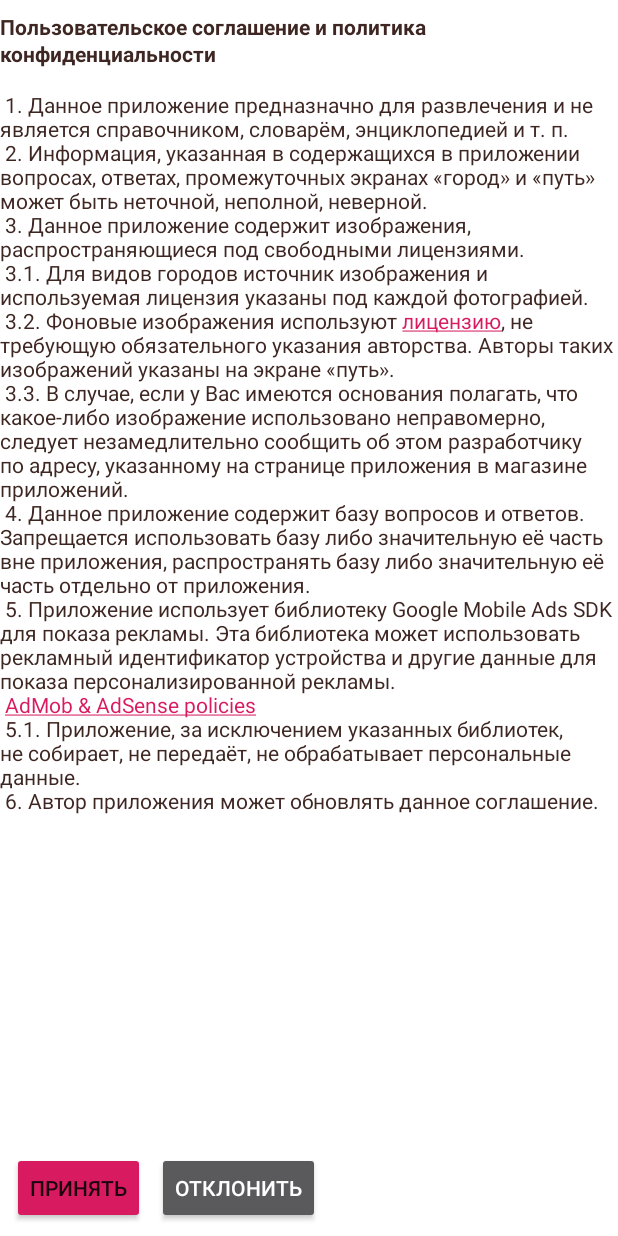
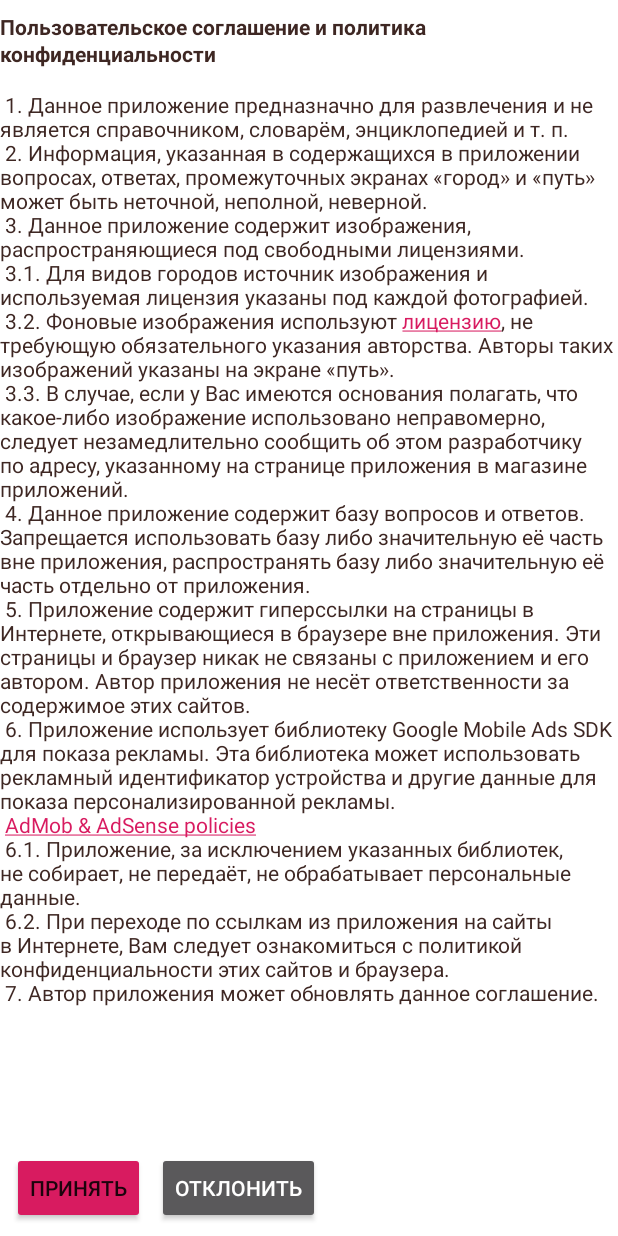
Before and after one commit to malkovvictor/erunda, an Android app: the fragment EulaDialog shown on its own in the app's theme, on a phone screen of 412 x 824 dp. Run offline under Robolectric (Android 15) with nearby library versions, the phone set to English and light mode, and no system bars; 2 statements that could not run were skipped.

Commit message:
legal info updated version number increased

```diff
--- a/app/build.gradle
+++ b/app/build.gradle
@@ -6,8 +6,8 @@ android {
         applicationId "ru.victormalkov.android.axolotl"
         minSdkVersion 21
         targetSdkVersion 26
-        versionCode 6
-        versionName "0.9"
+        versionCode 7
+        versionName "0.91"
         testInstrumentationRunner "android.support.test.runner.AndroidJUnitRunner"
     }
     buildTypes {
--- a/app/src/main/res/values/legal.xml
+++ b/app/src/main/res/values/legal.xml
@@ -8,9 +8,11 @@
 3.2. Фоновые изображения используют <a href="https://www.pexels.com/ru-ru/photo-license/">лицензию</a>, не требующую обязательного указания авторства. Авторы таких изображений указаны на экране «путь».\n
 3.3. В случае, если у Вас имеются основания полагать, что какое-либо изображение использовано неправомерно, следует незамедлительно сообщить об этом разработчику по адресу, указанному на странице приложения в магазине приложений.\n
 4. Данное приложение содержит базу вопросов и ответов. Запрещается использовать базу либо значительную её часть вне приложения, распространять базу либо значительную её часть отдельно от приложения.\n
-5. Приложение использует библиотеку Google Mobile Ads SDK для показа рекламы. Эта библиотека может использовать рекламный идентификатор устройства и другие данные для показа персонализированной рекламы.\n
+5. Приложение содержит гиперссылки на страницы в Интернете, открывающиеся в браузере вне приложения. Эти страницы и браузер никак не связаны с приложением и его автором. Автор приложения не несёт ответственности за содержимое этих сайтов.\n
+6. Приложение использует библиотеку Google Mobile Ads SDK для показа рекламы. Эта библиотека может использовать рекламный идентификатор устройства и другие данные для показа персонализированной рекламы.\n
 <a href="https://support.google.com/admob/answer/6128543">AdMob &amp; AdSense policies</a>\n
-5.1. Приложение, за исключением указанных библиотек, не собирает, не передаёт, не обрабатывает персональные данные.\n
-6. Автор приложения может обновлять данное соглашение.
+6.1. Приложение, за исключением указанных библиотек, не собирает, не передаёт, не обрабатывает персональные данные.\n
+6.2. При переходе по ссылкам из приложения на сайты в Интернете, Вам следует ознакомиться с политикой конфиденциальности этих сайтов и браузера.\n
+7. Автор приложения может обновлять данное соглашение.
     </string>
 </resources>
```
